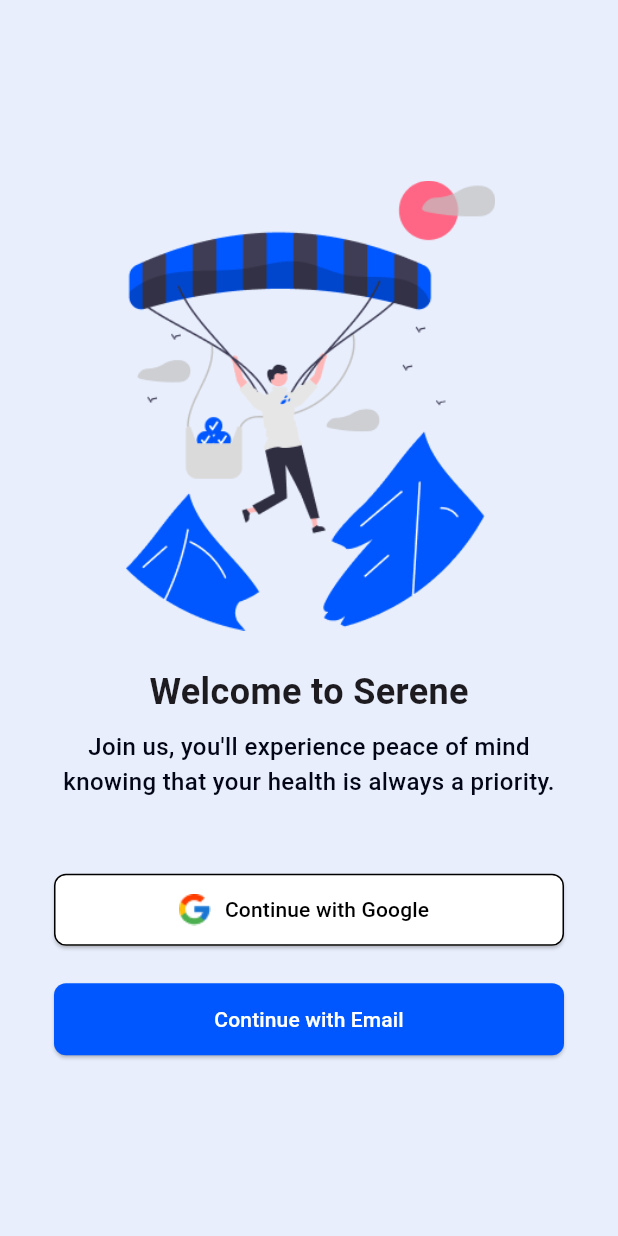
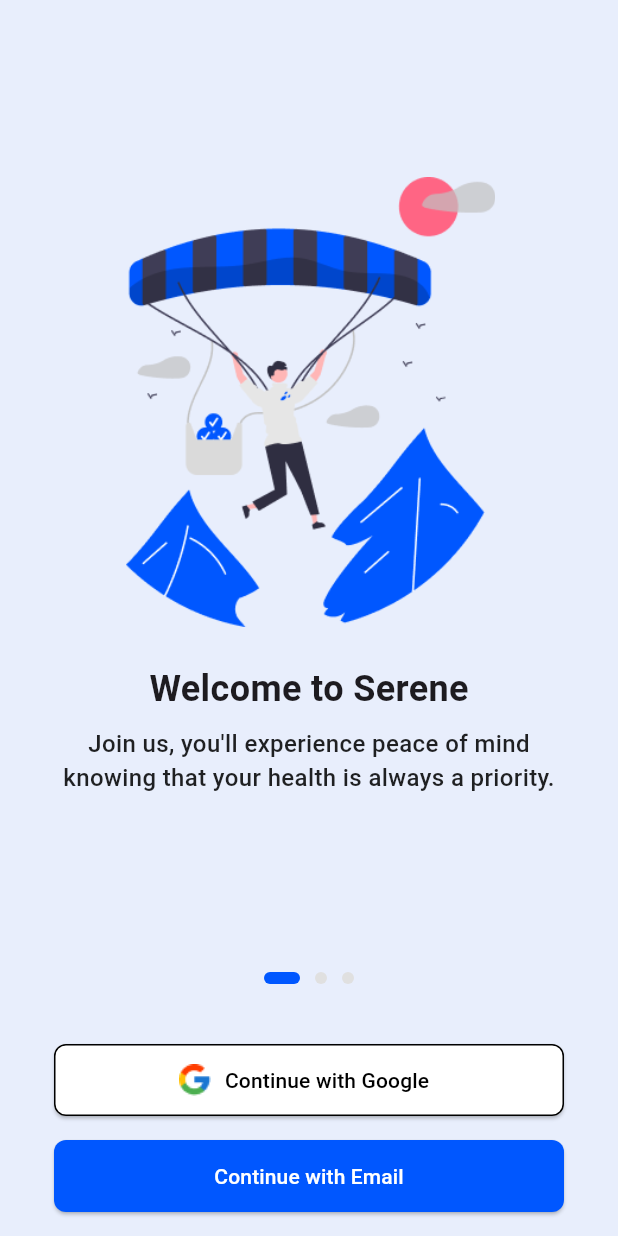
Before and after one commit to pavellsan8/serene_app_ui, a Flutter app: the screen it shows after launch, on a phone screen of 412 x 824 dp. Run offline on Flutter 3.47's test engine with Material 3 defaults, Android fonts, the light colour scheme and no system bars.

Commit message:
Fixing get started screen, Add questionnaire intro screen

```diff
--- a/lib/main.dart
+++ b/lib/main.dart
@@ -3,9 +3,6 @@
 
 import '../utils/routes.dart';
 import '../viewmodels/auth/get_started_viewmodel.dart';
-import '../views/auth/get_started_view.dart';
-import '../views/auth/login_view.dart';
-import '../views/auth/register_view.dart';
 
 void main() {
   runApp(
@@ -25,12 +22,8 @@
   Widget build(BuildContext context) {
     return MaterialApp(
       debugShowCheckedModeBanner: false,
-      initialRoute: AppRoutes.getStarted,
-      routes: {
-        AppRoutes.getStarted: (context) => const GetStartedScreen(),
-        AppRoutes.login: (context) => const LoginScreen(),
-        AppRoutes.register: (context) => const RegisterScreen(),
-      },
+      initialRoute: AppRoutes.splashScreen,
+      routes: AppRoutes.getRoutes(),
     );
   }
 }
--- a/lib/utils/routes.dart
+++ b/lib/utils/routes.dart
@@ -1,5 +1,25 @@
+import 'package:flutter/material.dart';
+import '../views//splash_screen/splash_screen.dart';
+import '../views/auth/get_started_view.dart';
+import '../views/auth/login_view.dart';
+import '../views/auth/register_view.dart';
+import '../views/questionnaire/questionnaire_intro_view.dart';
+
 class AppRoutes {
-  static const String getStarted = "/getStarted";
-  static const String login = "/login";
-  static const String register = "/register";
+  static const String splashScreen = '/splash';
+  static const String getStarted = '/get_started';
+  static const String login = '/login';
+  static const String register = '/register';
+
+  static const String questionnaireIntro = '/questionnaire_intro';
+
+  static Map<String, WidgetBuilder> getRoutes() {
+    return {
+      splashScreen: (context) => const SplashScreen(),
+      getStarted: (context) => const GetStartedScreen(),
+      login: (context) => const LoginScreen(),
+      register: (context) => const RegisterScreen(),
+      questionnaireIntro: (context) => const QuestionnaireIntroScreen(),
+    };
+  }
 }
--- a/lib/views/auth/get_started_view.dart
+++ b/lib/views/auth/get_started_view.dart
@@ -2,11 +2,38 @@ import 'package:flutter/material.dart';
 import 'package:provider/provider.dart';
 
 import '../../viewmodels/auth/get_started_viewmodel.dart';
+import '../../widgets/auth/onboarding_widget.dart';
 import '../../utils/colors.dart';
 import '../../utils/routes.dart';
 
-class GetStartedScreen extends StatelessWidget {
+class GetStartedScreen extends StatefulWidget {
   const GetStartedScreen({super.key});
+
+  @override
+  State<GetStartedScreen> createState() => _GetStartedScreenState();
+}
+
+class _GetStartedScreenState extends State<GetStartedScreen>
+    with SingleTickerProviderStateMixin {
+  // List of onboarding data
+  final List<Map<String, String>> onboardingData = [
+    {
+      'image': 'assets/images/auth/welcome_1.png',
+      'title': 'Welcome to Serene',
+      'description':
+          'Join us, you\'ll experience peace of mind knowing that your health is always a priority.',
+    },
+    {
+      'image': 'assets/images/auth/welcome_2.png',
+      'title': 'Meet the experts',
+      'description': 'Consult your complaint with an expert in the field.',
+    },
+    {
+      'image': 'assets/images/auth/welcome_3.png',
+      'title': 'Experts around the world',
+      'description': 'Experts from around the world are here for you.',
+    },
+  ];
 
   @override
   Widget build(BuildContext context) {
@@ -15,36 +42,70 @@ class GetStartedScreen extends StatelessWidget {
     return Scaffold(
       backgroundColor: AppColors.backgroundColor,
       body: SafeArea(
-        child: Padding(
-          padding: const EdgeInsets.symmetric(
-            horizontal: 36,
-          ),
         child: Column(
-            mainAxisAlignment: MainAxisAlignment.center,
           children: [
-              Image.asset(
-                'assets/images/auth/welcome.png',
-                height: 300,
-              ),
-              const SizedBox(height: 24),
-              const Text(
-                "Welcome to Serene",
-                style: TextStyle(
-                  fontSize: 24,
-                  fontWeight: FontWeight.w700,
+            Expanded(
+              child: GestureDetector(
+                onHorizontalDragEnd: (details) {
+                  if (details.primaryVelocity! > 0) {
+                    if (authViewModel.currentPage > 0) {
+                      authViewModel
+                          .goToPage(authViewModel.currentPage - 1);
+                    }
+                  } else if (details.primaryVelocity! < 0) {
+                    if (authViewModel.currentPage <
+                        onboardingData.length - 1) {
+                      authViewModel
+                          .goToPage(authViewModel.currentPage + 1);
+                    }
+                  }
+                },
+                child: PageView.builder(
+                  controller: authViewModel.pageController,
+                  onPageChanged: authViewModel.onPageChanged,
+                  itemCount: onboardingData.length,
+                  itemBuilder: (context, index) {
+                    return OnboardingPage(
+                      image: onboardingData[index]['image']!,
+                      title: onboardingData[index]['title']!,
+                      description: onboardingData[index]['description']!,
+                    );
+                  },
                 ),
               ),
-              const SizedBox(height: 8),
-              const Text(
-                "Join us, you'll experience peace of mind knowing that your health is always a priority.",
-                textAlign: TextAlign.center,
-                style: TextStyle(
-                  fontSize: 16,
-                  fontWeight: FontWeight.w500,
-                  color: AppColors.fontColor,
+            ),
+
+            // Enhanced page indicator
+            Padding(
+              padding: const EdgeInsets.only(bottom: 24),
+              child: Row(
+                mainAxisAlignment: MainAxisAlignment.center,
+                children: List.generate(
+                  onboardingData.length,
+                  (index) => GestureDetector(
+                    onTap: () => authViewModel.goToPage(index),
+                    child: AnimatedContainer(
+                      duration: const Duration(milliseconds: 300),
+                      margin: const EdgeInsets.symmetric(horizontal: 5),
+                      height: 8,
+                      width: authViewModel.currentPage == index ? 24 : 8,
+                      decoration: BoxDecoration(
+                        borderRadius: BorderRadius.circular(4),
+                        color: authViewModel.currentPage == index
+                            ? AppColors.buttonColor
+                            : Colors.grey.shade300,
                       ),
                     ),
-              const SizedBox(height: 50),
+                  ),
+                ),
+              ),
+            ),
+
+            // Buttons stay at the bottom
+            Padding(
+              padding: const EdgeInsets.symmetric(horizontal: 36, vertical: 16),
+              child: Column(
+                children: [
                   SizedBox(
                     width: double.infinity,
                     height: 48,
@@ -71,7 +132,7 @@ class GetStartedScreen extends StatelessWidget {
                       ),
                     ),
                   ),
-              const SizedBox(height: 25),
+                  const SizedBox(height: 16),
                   SizedBox(
                     width: double.infinity,
                     height: 48,
@@ -94,6 +155,8 @@ class GetStartedScreen extends StatelessWidget {
                 ],
               ),
             ),
+          ],
+        ),
       ),
     );
   }
--- a/lib/views/auth/login_view.dart
+++ b/lib/views/auth/login_view.dart
@@ -3,7 +3,7 @@ import 'package:provider/provider.dart';
 
 import '../../utils/colors.dart';
 import '../../utils/routes.dart';
-import '../../widgets/register_textfield_widget.dart';
+import '../../widgets/auth/register_textfield_widget.dart';
 import '../../viewmodels/auth/login_viewmodel.dart';
 
 class LoginScreen extends StatelessWidget {
--- a/lib/views/auth/register_view.dart
+++ b/lib/views/auth/register_view.dart
@@ -3,7 +3,7 @@ import 'package:provider/provider.dart';
 
 import '../../utils/colors.dart';
 import '../../viewmodels/auth/register_viewmodel.dart';
-import '../../widgets/register_textfield_widget.dart';
+import '../../widgets/auth/register_textfield_widget.dart';
 
 class RegisterScreen extends StatelessWidget {
   const RegisterScreen({super.key});
--- a/lib/widgets/login_textfield_widget.dart
+++ b/lib/widgets/auth/login_textfield_widget.dart
@@ -1,6 +1,6 @@
 import 'package:flutter/material.dart';
 
-import '../utils/colors.dart';
+import '../../utils/colors.dart';
 
 class CustomLabel extends StatelessWidget {
   final String text;
--- /dev/null
+++ b/lib/widgets/auth/onboarding_widget.dart
@@ -0,0 +1,36 @@
+import 'package:flutter/material.dart';
+
+// Widget reusable untuk tiap halaman onboarding
+class OnboardingPage extends StatelessWidget {
+  final String image;
+  final String title;
+  final String description;
+
+  const OnboardingPage({
+    super.key,
+    required this.image,
+    required this.title,
+    required this.description,
+  });
+
+  @override
+  Widget build(BuildContext context) {
+    return Padding(
+      padding: const EdgeInsets.symmetric(horizontal: 36),
+      child: Column(
+        mainAxisAlignment: MainAxisAlignment.center,
+        children: [
+          Image.asset(image, height: 300),
+          const SizedBox(height: 24),
+          Text(title, style: const TextStyle(fontSize: 24, fontWeight: FontWeight.w700)),
+          const SizedBox(height: 8),
+          Text(
+            description,
+            textAlign: TextAlign.center,
+            style: const TextStyle(fontSize: 16, fontWeight: FontWeight.w500, color: Colors.black87),
+          ),
+        ],
+      ),
+    );
+  }
+}
--- a/lib/widgets/register_textfield_widget.dart
+++ b/lib/widgets/auth/register_textfield_widget.dart
@@ -1,6 +1,6 @@
 import 'package:flutter/material.dart';
 
-import '../utils/colors.dart';
+import '../../utils/colors.dart';
 
 class CustomLabel extends StatelessWidget {
   final String text;
--- a/pubspec.yaml
+++ b/pubspec.yaml
@@ -13,6 +13,7 @@ dependencies:
     sdk: flutter
   cupertino_icons: ^1.0.2
   provider: ^6.1.2
+  smooth_page_indicator: ^1.2.1
 
 dev_dependencies:
   flutter_test:
@@ -25,6 +26,7 @@ flutter:
   assets:
     - assets/images/
     - assets/images/auth/
+    - assets/images/questionnaire/
     - assets/icons/
 
   # An image asset can refer to one or more resolution-specific "variants", see
```
Also changed, not shown: lib/viewmodels/auth/get_started_viewmodel.dart (+27 -0 lines), lib/views/questionnaire/questionnaire_intro_view.dart (added, +106 -0 lines), lib/views/splash_screen/splash_screen.dart (added, +80 -0 lines), assets/images/auth/welcome_1.png (renamed from assets/images/auth/welcome.png), assets/images/auth/welcome_2.png (added), assets/images/auth/welcome_3.png (added), assets/images/logo.png (added), assets/images/questionnaire/questionnaire_1.png (added), pubspec.lock, 1 other file. Lines whose indentation alone changed are shown as unchanged.
